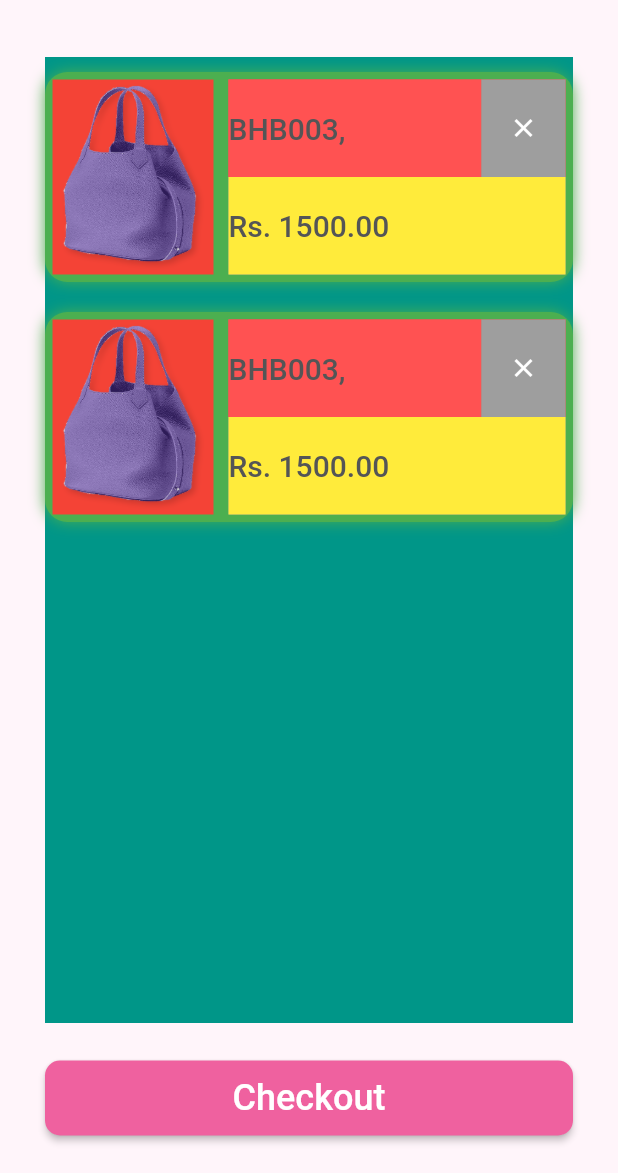
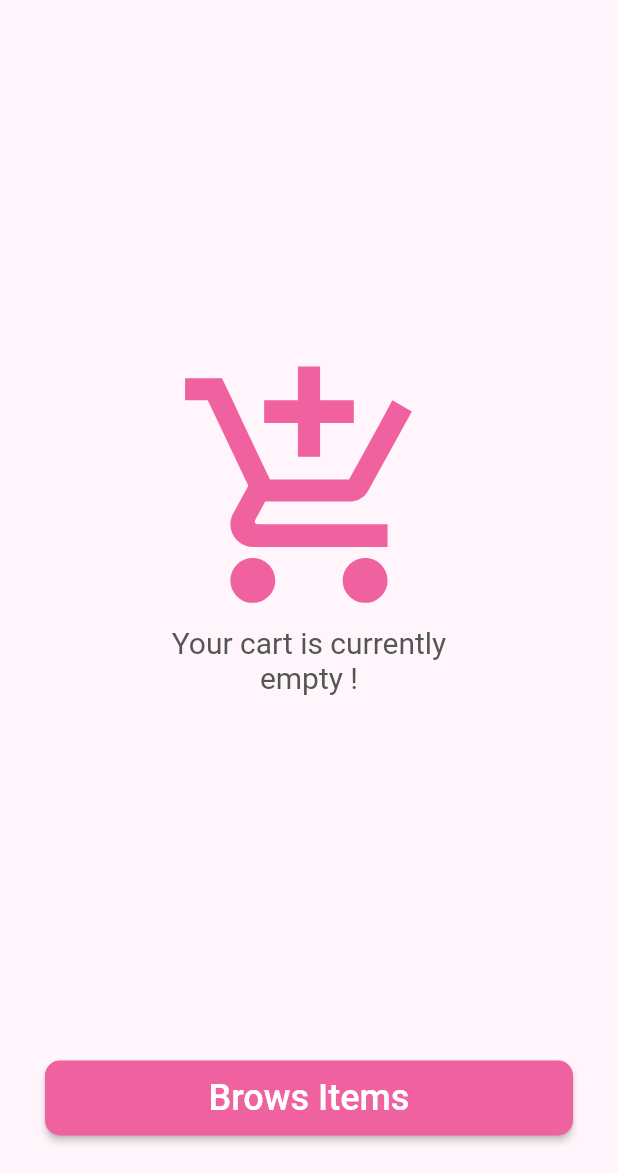
Before and after one commit to DeshaniRanasinga28/bliss, a Flutter app: the CheckoutScreen screen opened by its route, on a phone screen of 412 x 824 dp, the part 63-1236 px from its top. Run offline on Flutter 3.47's test engine with Material 2 defaults, Android fonts, the phone set to English and light mode, and no system bars; our stand-ins replace badges, connectivity, page_transition, toast; network calls fail; Roboto replaces fonts that are missing (Poppins).

Commit message:
handle empty data list with add to cart item

```diff
--- a/bliss/lib/app/global/colors.dart
+++ b/bliss/lib/app/global/colors.dart
@@ -13,7 +13,7 @@ const Color pink159 = Color.fromRGBO(255, 131, 159, 1);
 const Color pink97 = Color.fromRGBO(239, 97, 159, 1);
 
 //red colors
-const Color red = Color.fromRGBO(255, 0, 0, 1);
+const Color red = Color.fromRGBO(255, 50, 10, 1);
 const Color red180 = Color.fromRGBO(180, 0, 0, 1);
 
 //yellow colors
--- a/bliss/lib/app/ui/screens/checkout/checkout_screen.dart
+++ b/bliss/lib/app/ui/screens/checkout/checkout_screen.dart
@@ -1,6 +1,8 @@
 import 'package:bliss/app/global/colors.dart';
+import 'package:bliss/app/provider/item_provider.dart';
 import 'package:bliss/app/ui/widgets/common_widget.dart';
 import 'package:flutter/material.dart';
+import 'package:provider/provider.dart';
 
 class CheckoutScreen extends StatefulWidget{
   @override
@@ -14,14 +16,17 @@ class _CheckoutScreenState extends State<CheckoutScreen>{
   Widget build(BuildContext context) {
     var h = MediaQuery.of(context).size.height;
     var w = MediaQuery.of(context).size.width;
+
+    final getDataPMDL = Provider.of<ItemProviderModel>(context);
+
     return Scaffold(
       backgroundColor: white253,
       resizeToAvoidBottomInset: false,
       body: SafeArea(
         child: Container(
           margin: EdgeInsets.symmetric( horizontal: 30.0),
-          child: Column(
-            crossAxisAlignment: CrossAxisAlignment.start,
+          child: getDataPMDL.cartList.isNotEmpty
+          ? Column(crossAxisAlignment: CrossAxisAlignment.start,
             children: [
               imageView( h < 770.0 ? 50.0 : 60.0),
               SizedBox(
@@ -29,7 +34,6 @@ class _CheckoutScreenState extends State<CheckoutScreen>{
               ),
               Expanded(
                   child: Container(
-                    color: Colors.teal,
                     child: ListView(
                       children: [
                         Container(
@@ -50,7 +54,6 @@ class _CheckoutScreenState extends State<CheckoutScreen>{
                               Expanded(
                                   child: Container(
                                     margin: EdgeInsets.symmetric(vertical: 5.0, horizontal: 5.0),
-                                    color: Colors.red,
                                     child:  Image.asset('images/bag-one.png'),
                                   ),
                                 flex: 1,
@@ -58,17 +61,14 @@ class _CheckoutScreenState extends State<CheckoutScreen>{
                               Expanded(
                                 child: Container(
                                   margin: EdgeInsets.symmetric(vertical: 5.0, horizontal: 5.0),
-                                  color: Colors.grey,
                                   child: Column(
                                     children: [
                                       Expanded(
                                         child: Container(
-                                          color: Colors.red,
                                           child: Row(
                                             children: [
                                               Expanded(
                                                 child: Container(
-                                                  color: Colors.redAccent,
                                                   alignment: Alignment.centerLeft,
                                                   child: textLabel('BHB003,',  h < 770.0  ? 18.0 : 20.0, grey, FontWeight.w500),
                                                 ),
@@ -76,7 +76,6 @@ class _CheckoutScreenState extends State<CheckoutScreen>{
                                               ),
                                               Expanded(
                                                 child: Container(
-                                                  color: Colors.grey,
                                                   alignment: Alignment.center,
                                                   child: Icon(Icons.close, color: white, size: 20.0,),
                                                 ),
@@ -88,7 +87,6 @@ class _CheckoutScreenState extends State<CheckoutScreen>{
                                       ),
                                       Expanded(
                                         child: Container(
-                                          color: Colors.yellow,
                                           alignment: Alignment.centerLeft,
                                           child: textLabel('Rs. 1500.00',  h < 770.0  ? 18.0 : 20.0, grey, FontWeight.w500),
                                         ),
@@ -119,7 +117,6 @@ class _CheckoutScreenState extends State<CheckoutScreen>{
                               Expanded(
                                 child: Container(
                                   margin: EdgeInsets.symmetric(vertical: 5.0, horizontal: 5.0),
-                                  color: Colors.red,
                                   child:  Image.asset('images/bag-one.png'),
                                 ),
                                 flex: 1,
@@ -127,17 +124,14 @@ class _CheckoutScreenState extends State<CheckoutScreen>{
                               Expanded(
                                 child: Container(
                                   margin: EdgeInsets.symmetric(vertical: 5.0, horizontal: 5.0),
-                                  color: Colors.grey,
                                   child: Column(
                                     children: [
                                       Expanded(
                                         child: Container(
-                                          color: Colors.red,
                                           child: Row(
                                             children: [
                                               Expanded(
                                                 child: Container(
-                                                  color: Colors.redAccent,
                                                   alignment: Alignment.centerLeft,
                                                   child: textLabel('BHB003,',  h < 770.0  ? 18.0 : 20.0, grey, FontWeight.w500),
                                                 ),
@@ -145,7 +139,6 @@ class _CheckoutScreenState extends State<CheckoutScreen>{
                                               ),
                                               Expanded(
                                                 child: Container(
-                                                  color: Colors.grey,
                                                   alignment: Alignment.center,
                                                   child: Icon(Icons.close, color: white, size: 20.0,),
                                                 ),
@@ -157,7 +150,6 @@ class _CheckoutScreenState extends State<CheckoutScreen>{
                                       ),
                                       Expanded(
                                         child: Container(
-                                          color: Colors.yellow,
                                           alignment: Alignment.centerLeft,
                                           child: textLabel('Rs. 1500.00',  h < 770.0  ? 18.0 : 20.0, grey, FontWeight.w500),
                                         ),
@@ -175,7 +167,25 @@ class _CheckoutScreenState extends State<CheckoutScreen>{
                   )
               )
             ],
-          ),
+          )
+          : Column(
+            crossAxisAlignment: CrossAxisAlignment.start,
+            children: [
+              imageView( h < 770.0 ? 50.0 : 60.0),
+              Expanded(
+                child: Container(
+                  child: Column(
+                    mainAxisAlignment: MainAxisAlignment.center,
+                    crossAxisAlignment: CrossAxisAlignment.stretch,
+                    children: [
+                      Icon(Icons.add_shopping_cart, size:h < 770.0 ? 150.0 :180.0, color: pink97),
+                      alignTextLabel('Your cart is currently\nempty !', 20.0, grey, null)
+                    ],
+                  )
+                ),
+              )
+            ],
+          )
         )
       ),
       bottomNavigationBar: Stack(
@@ -187,13 +197,24 @@ class _CheckoutScreenState extends State<CheckoutScreen>{
             color: white253,
             child: Padding(
               padding: EdgeInsets.only(top: 25.0, bottom: 25.0,),
-              child: RaisedButton(
+              child: getDataPMDL.cartList.isNotEmpty
+                  ? RaisedButton(
                 color: pink97,
                 child: textLabel('Checkout',  h < 770.0  ? 20.0 : 24.0, white, FontWeight.w500),
-                onPressed: () {},
+                onPressed: () {
+
+                },
                 shape: new RoundedRectangleBorder(
                   borderRadius: new BorderRadius.circular(10.0),
                 ),
+              )
+                  : RaisedButton(
+                color: pink97,
+                child: textLabel('Brows Items',  h < 770.0  ? 20.0 : 24.0, white, FontWeight.w500),
+                shape: new RoundedRectangleBorder(
+                  borderRadius: new BorderRadius.circular(10.0),
+                ),
+                onPressed: () => Navigator.of(context).pushNamed("/homeScreen"),
               ),
             )
           ),
--- a/bliss/lib/app/ui/widgets/common_widget.dart
+++ b/bliss/lib/app/ui/widgets/common_widget.dart
@@ -4,6 +4,19 @@ import 'package:flutter/material.dart';
 Widget textLabel(text, fontSize, color, fontWeight) {
   return Text(
     text,
+    style: new TextStyle(
+        fontFamily: 'Poppins',
+        fontSize: fontSize,
+        color: color,
+        fontWeight: fontWeight
+    ),
+  );
+}
+
+Widget alignTextLabel(text, fontSize, color, fontWeight) {
+  return Text(
+    text,
+    textAlign: TextAlign.center,
     style: new TextStyle(
         fontFamily: 'Poppins',
         fontSize: fontSize,
--- a/bliss/lib/main.dart
+++ b/bliss/lib/main.dart
@@ -26,7 +26,7 @@ class Bliss extends StatelessWidget {
         title: 'Bliss',
         routes: {
           '/homeScreen': (context) => HomeScreen(),
-          '/checkoutScreen': (context) => CheckoutScreen()
+          '/checkoutScreen': (context) => CheckoutScreen(),
         },
         theme: ThemeData(
           // fontFamily: 'OpenSans',
--- a/bliss/pubspec.yaml
+++ b/bliss/pubspec.yaml
@@ -34,6 +34,8 @@ dependencies:
   rxdart: ^0.25.0
   toast: ^0.1.5
   connectivity: ^2.0.2
+  page_transition: ^1.1.7+6
+  badges: ^1.1.6
 
 dev_dependencies:
   flutter_test:
@@ -59,6 +61,7 @@ flutter:
     - images/play-button.png
     - images/bag-one.png
     - images/bag-two.png
+    - images/addtocart.png
 
   # An image asset can refer to one or more resolution-specific "variants", see
   # https://flutter.dev/assets-and-images/#resolution-aware.
```
Also changed, not shown: bliss/lib/app/provider/item_provider.dart (+65 -66 lines), bliss/lib/app/ui/screens/home/home_screen.dart (+28 -15 lines), bliss/lib/app/ui/screens/item/item_screen.dart (+65 -40 lines), bliss/lib/app/ui/widgets/containers/item_view.dart (+2 -16 lines), bliss/images/addtocart.png (added), bliss/pubspec.lock.
